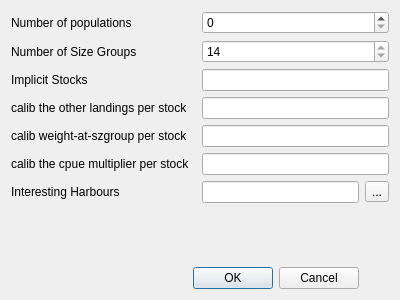
Before: the Qt Designer form qtgui/configdialog.ui in frabas/DISPLACE_GUI, drawn with Qt 5.
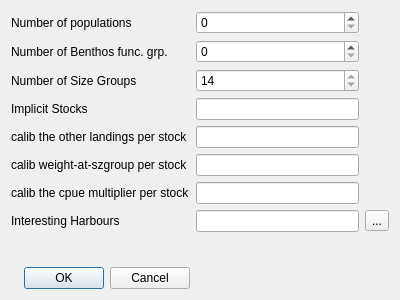
After: the same form once the commit is applied. Icons and pictures are not drawn.

Commit message: add nbbenthospops to config.cpp and ui + fix dbhelper for benthos table and sql code

```diff
--- a/qtgui/configdialog.ui
+++ b/qtgui/configdialog.ui
@@ -14,13 +14,73 @@
    <string>Dialog</string>
   </property>
   <layout class="QGridLayout" name="gridLayout">
+   <item row="0" column="0">
+    <widget class="QLabel" name="label">
+     <property name="text">
+      <string>Number of populations</string>
+     </property>
+    </widget>
+   </item>
+   <item row="0" column="1">
+    <widget class="QSpinBox" name="nbpops"/>
+   </item>
    <item row="1" column="0">
+    <widget class="QLabel" name="label_8">
+     <property name="text">
+      <string>Number of Benthos func. grp.</string>
+     </property>
+    </widget>
+   </item>
+   <item row="2" column="0">
     <widget class="QLabel" name="label_2">
      <property name="text">
       <string>Number of Size Groups</string>
      </property>
     </widget>
    </item>
+   <item row="2" column="1">
+    <widget class="QSpinBox" name="szGroups">
+     <property name="readOnly">
+      <bool>true</bool>
+     </property>
+     <property name="minimum">
+      <number>1</number>
+     </property>
+     <property name="value">
+      <number>14</number>
+     </property>
+    </widget>
+   </item>
+   <item row="3" column="0">
+    <widget class="QLabel" name="label_3">
+     <property name="text">
+      <string>Implicit Stocks</string>
+     </property>
+    </widget>
+   </item>
+   <item row="3" column="1">
+    <widget class="QLineEdit" name="m_implicit_pops"/>
+   </item>
+   <item row="4" column="0">
+    <widget class="QLabel" name="label_4">
+     <property name="text">
+      <string>calib the other landings per stock</string>
+     </property>
+    </widget>
+   </item>
+   <item row="4" column="1">
+    <widget class="QLineEdit" name="m_calib_oth_landings"/>
+   </item>
+   <item row="5" column="0">
+    <widget class="QLabel" name="label_5">
+     <property name="text">
+      <string>calib weight-at-szgroup per stock</string>
+     </property>
+    </widget>
+   </item>
+   <item row="5" column="1">
+    <widget class="QLineEdit" name="m_calib_weight_at_szgroup"/>
+   </item>
    <item row="6" column="0">
     <widget class="QLabel" name="label_6">
      <property name="text">
@@ -28,22 +88,18 @@
      </property>
     </widget>
    </item>
-   <item row="0" column="0">
-    <widget class="QLabel" name="label">
+   <item row="6" column="1">
+    <widget class="QLineEdit" name="m_calib_cpue_multiplier"/>
+   </item>
+   <item row="7" column="0">
+    <widget class="QLabel" name="label_7">
      <property name="text">
-      <string>Number of populations</string>
+      <string>Interesting Harbours</string>
      </property>
     </widget>
    </item>
-   <item row="9" column="0" colspan="3">
-    <widget class="QDialogButtonBox" name="buttonBox">
-     <property name="orientation">
-      <enum>Qt::Horizontal</enum>
-     </property>
-     <property name="standardButtons">
-      <set>QDialogButtonBox::Cancel|QDialogButtonBox::Ok</set>
-     </property>
-    </widget>
+   <item row="7" column="1">
+    <widget class="QLineEdit" name="m_int_harbours"/>
    </item>
    <item row="8" column="0">
     <spacer name="verticalSpacer">
@@ -58,38 +114,20 @@
      </property>
     </spacer>
    </item>
+   <item row="9" column="0">
+    <widget class="QDialogButtonBox" name="buttonBox">
+     <property name="orientation">
+      <enum>Qt::Horizontal</enum>
+     </property>
+     <property name="standardButtons">
+      <set>QDialogButtonBox::Cancel|QDialogButtonBox::Ok</set>
+     </property>
+    </widget>
+   </item>
+   <item row="1" column="1">
+    <widget class="QSpinBox" name="nbbenthospops"/>
+   </item>
    <item row="7" column="2">
-    <widget class="QLineEdit" name="m_int_harbours"/>
-   </item>
-   <item row="3" column="0">
-    <widget class="QLabel" name="label_4">
-     <property name="text">
-      <string>calib the other landings per stock</string>
-     </property>
-    </widget>
-   </item>
-   <item row="7" column="0">
-    <widget class="QLabel" name="label_7">
-     <property name="text">
-      <string>Interesting Harbours</string>
-     </property>
-    </widget>
-   </item>
-   <item row="2" column="0">
-    <widget class="QLabel" name="label_3">
-     <property name="text">
-      <string>Implicit Stocks</string>
-     </property>
-    </widget>
-   </item>
-   <item row="5" column="0">
-    <widget class="QLabel" name="label_5">
-     <property name="text">
-      <string>calib weight-at-szgroup per stock</string>
-     </property>
-    </widget>
-   </item>
-   <item row="7" column="3">
     <widget class="QToolButton" name="readFromTree">
      <property name="text">
       <string>...</string>
@@ -100,34 +138,6 @@
      </property>
     </widget>
    </item>
-   <item row="6" column="2" colspan="2">
-    <widget class="QLineEdit" name="m_calib_cpue_multiplier"/>
-   </item>
-   <item row="5" column="2" colspan="2">
-    <widget class="QLineEdit" name="m_calib_weight_at_szgroup"/>
-   </item>
-   <item row="3" column="2" colspan="2">
-    <widget class="QLineEdit" name="m_calib_oth_landings"/>
-   </item>
-   <item row="2" column="2" colspan="2">
-    <widget class="QLineEdit" name="m_implicit_pops"/>
-   </item>
-   <item row="1" column="2" colspan="2">
-    <widget class="QSpinBox" name="szGroups">
-     <property name="readOnly">
-      <bool>true</bool>
-     </property>
-     <property name="minimum">
-      <number>1</number>
-     </property>
-     <property name="value">
-      <number>14</number>
-     </property>
-    </widget>
-   </item>
-   <item row="0" column="2" colspan="2">
-    <widget class="QSpinBox" name="nbpops"/>
-   </item>
   </layout>
  </widget>
  <resources>
```
The commit also changes 6 other files.
